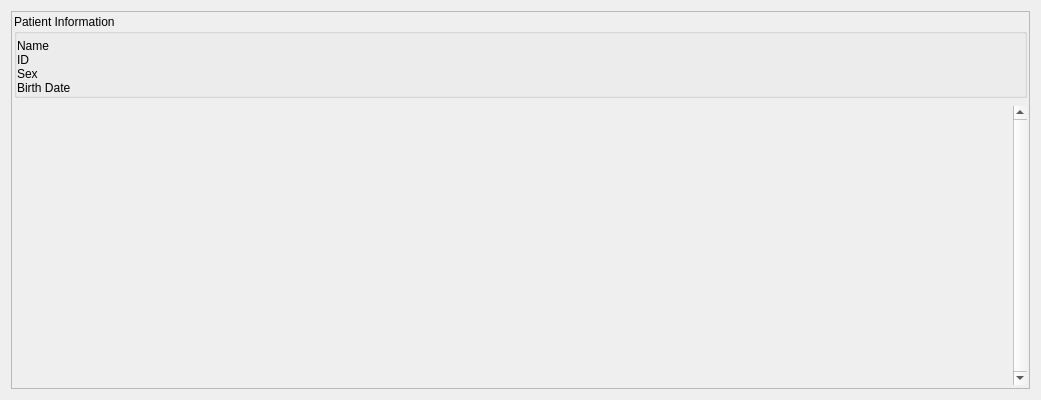
First picture: the form in Libs/DICOM/Widgets/Resources/UI/ctkDICOMPatientItemWidget.ui, repository commontk/CTK, before the edit.
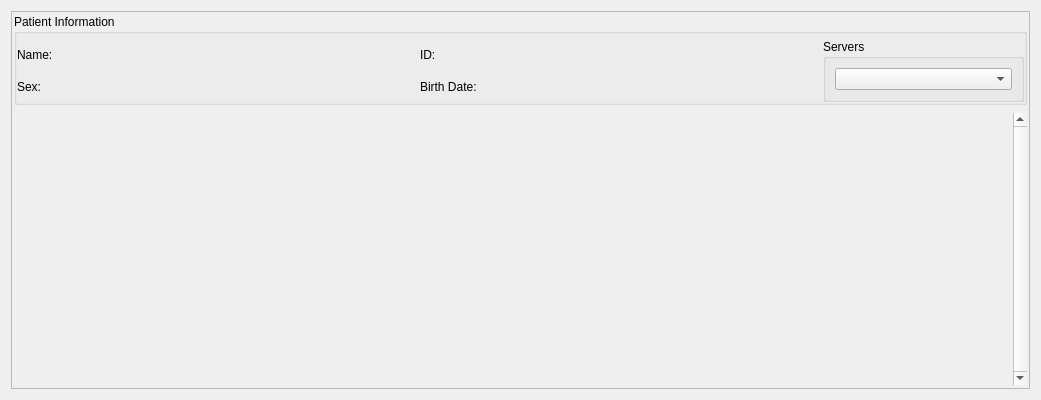
Second picture: the form after the edit. Custom widgets are drawn as their Qt base class.

Commit message: ENH: Add UI to filter enabled servers on patient basis ENH: Use menu button to disbale query/retrieve for search

Diff of the .ui file:
```diff
--- a/Libs/DICOM/Widgets/Resources/UI/ctkDICOMPatientItemWidget.ui
+++ b/Libs/DICOM/Widgets/Resources/UI/ctkDICOMPatientItemWidget.ui
@@ -91,46 +91,21 @@
           </spacer>
          </item>
          <item>
-          <layout class="QFormLayout" name="PatientFormLayout">
-           <item row="1" column="0">
-            <widget class="QLabel" name="PatientIDLabel">
-             <property name="minimumSize">
-              <size>
-               <width>100</width>
-               <height>0</height>
-              </size>
-             </property>
+          <layout class="QGridLayout" name="gridLayout">
+           <item row="0" column="1">
+            <widget class="QLabel" name="PatientNameValueLabel">
              <property name="text">
-              <string>ID</string>
+              <string/>
              </property>
-             <property name="alignment">
-              <set>Qt::AlignLeading|Qt::AlignLeft|Qt::AlignVCenter</set>
-             </property>
              <property name="margin">
               <number>3</number>
              </property>
-            </widget>
-           </item>
-           <item row="2" column="0">
-            <widget class="QLabel" name="PatientSexLabel">
-             <property name="minimumSize">
-              <size>
-               <width>100</width>
-               <height>0</height>
-              </size>
+             <property name="textInteractionFlags">
+              <set>Qt::LinksAccessibleByMouse|Qt::TextSelectableByKeyboard|Qt::TextSelectableByMouse</set>
              </property>
-             <property name="text">
-              <string>Sex</string>
-             </property>
-             <property name="alignment">
-              <set>Qt::AlignLeading|Qt::AlignLeft|Qt::AlignVCenter</set>
-             </property>
-             <property name="margin">
-              <number>3</number>
-             </property>
             </widget>
            </item>
-           <item row="2" column="1">
+           <item row="1" column="1">
             <widget class="QLabel" name="PatientSexValueLabel">
              <property name="text">
               <string/>
@@ -146,7 +121,7 @@
              </property>
             </widget>
            </item>
-           <item row="3" column="0">
+           <item row="1" column="2">
             <widget class="QLabel" name="PatientBirthDateLabel">
              <property name="minimumSize">
               <size>
@@ -155,7 +130,7 @@
               </size>
              </property>
              <property name="text">
-              <string>Birth Date</string>
+              <string>Birth Date:</string>
              </property>
              <property name="alignment">
               <set>Qt::AlignLeading|Qt::AlignLeft|Qt::AlignVCenter</set>
@@ -165,10 +140,16 @@
              </property>
             </widget>
            </item>
-           <item row="3" column="1">
-            <widget class="QLabel" name="PatientBirthDateValueLabel">
+           <item row="0" column="2">
+            <widget class="QLabel" name="PatientIDLabel">
+             <property name="minimumSize">
+              <size>
+               <width>100</width>
+               <height>0</height>
+              </size>
+             </property>
              <property name="text">
-              <string/>
+              <string>ID:</string>
              </property>
              <property name="alignment">
               <set>Qt::AlignLeading|Qt::AlignLeft|Qt::AlignVCenter</set>
@@ -181,7 +162,7 @@
              </property>
             </widget>
            </item>
-           <item row="1" column="1">
+           <item row="0" column="3">
             <widget class="QLabel" name="PatientIDValueLabel">
              <property name="frameShape">
               <enum>QFrame::NoFrame</enum>
@@ -209,6 +190,41 @@
              </property>
             </widget>
            </item>
+           <item row="1" column="0">
+            <widget class="QLabel" name="PatientSexLabel">
+             <property name="minimumSize">
+              <size>
+               <width>100</width>
+               <height>0</height>
+              </size>
+             </property>
+             <property name="text">
+              <string>Sex:</string>
+             </property>
+             <property name="alignment">
+              <set>Qt::AlignLeading|Qt::AlignLeft|Qt::AlignVCenter</set>
+             </property>
+             <property name="margin">
+              <number>3</number>
+             </property>
+            </widget>
+           </item>
+           <item row="1" column="3">
+            <widget class="QLabel" name="PatientBirthDateValueLabel">
+             <property name="text">
+              <string/>
+             </property>
+             <property name="alignment">
+              <set>Qt::AlignLeading|Qt::AlignLeft|Qt::AlignVCenter</set>
+             </property>
+             <property name="margin">
+              <number>3</number>
+             </property>
+             <property name="textInteractionFlags">
+              <set>Qt::LinksAccessibleByMouse|Qt::TextSelectableByKeyboard|Qt::TextSelectableByMouse</set>
+             </property>
+            </widget>
+           </item>
            <item row="0" column="0">
             <widget class="QLabel" name="PatientNameLabel">
              <property name="minimumSize">
@@ -218,24 +234,23 @@
               </size>
              </property>
              <property name="text">
-              <string>Name</string>
+              <string>Name:</string>
              </property>
              <property name="margin">
               <number>3</number>
              </property>
             </widget>
            </item>
-           <item row="0" column="1">
-            <widget class="QLabel" name="PatientNameValueLabel">
-             <property name="text">
-              <string/>
+           <item row="0" column="4" rowspan="2">
+            <widget class="ctkCollapsibleGroupBox" name="PatientServersCollapsibleGroupBox">
+             <property name="title">
+              <string>Servers</string>
              </property>
-             <property name="margin">
-              <number>3</number>
-             </property>
-             <property name="textInteractionFlags">
-              <set>Qt::LinksAccessibleByMouse|Qt::TextSelectableByKeyboard|Qt::TextSelectableByMouse</set>
-             </property>
+             <layout class="QVBoxLayout" name="verticalLayout_2">
+              <item>
+               <widget class="ctkCheckableComboBox" name="PatientServersCheckableComboBox"/>
+              </item>
+             </layout>
             </widget>
            </item>
           </layout>
@@ -288,7 +303,7 @@
            <x>0</x>
            <y>0</y>
            <width>996</width>
-           <height>191</height>
+           <height>239</height>
           </rect>
          </property>
          <layout class="QVBoxLayout" name="verticalLayout_5"/>
@@ -317,6 +332,11 @@
   </layout>
  </widget>
  <customwidgets>
+  <customwidget>
+   <class>ctkCheckableComboBox</class>
+   <extends>QComboBox</extends>
+   <header>ctkCheckableComboBox.h</header>
+  </customwidget>
   <customwidget>
    <class>ctkCollapsibleGroupBox</class>
    <extends>QGroupBox</extends>
```
Left out of the diff: 3 changed lines with no effect on the pictures. The commit also changes 17 other files.
